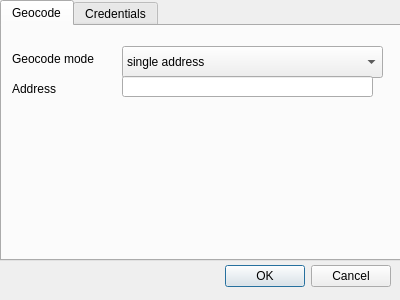
Qt form hereqgis_dialog_base.ui (riccardoklinger/Hqgis) before a commit.
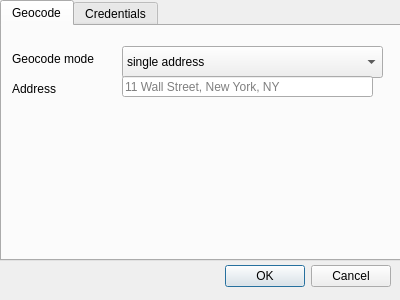
The same form after that commit.

Commit message: first gui proposal with address input and mode switch

What changed in the file:
```diff
--- a/hereqgis_dialog_base.ui
+++ b/hereqgis_dialog_base.ui
@@ -87,6 +87,9 @@
        <height>21</height>
       </rect>
      </property>
+     <property name="placeholderText">
+      <string>11 Wall Street, New York, NY</string>
+     </property>
     </widget>
     <widget class="QLabel" name="label_4">
      <property name="geometry">
```
Left out of the diff: 15 changed lines with no effect on the pictures.
